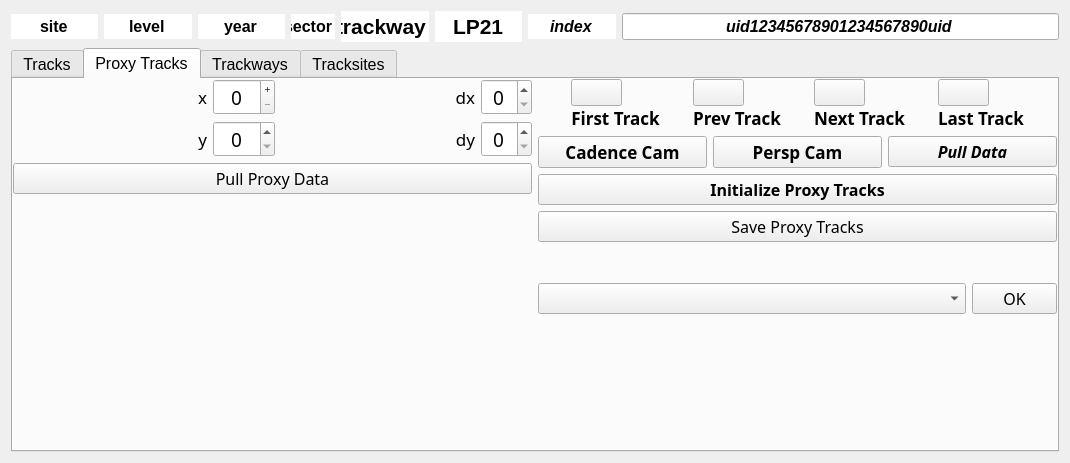
This is resources/widget/tools/TrackwayManagerWidget/TrackwayManagerWidget.ui in sernst/Cadence as Qt 5 draws it before an edit. The edited form follows.
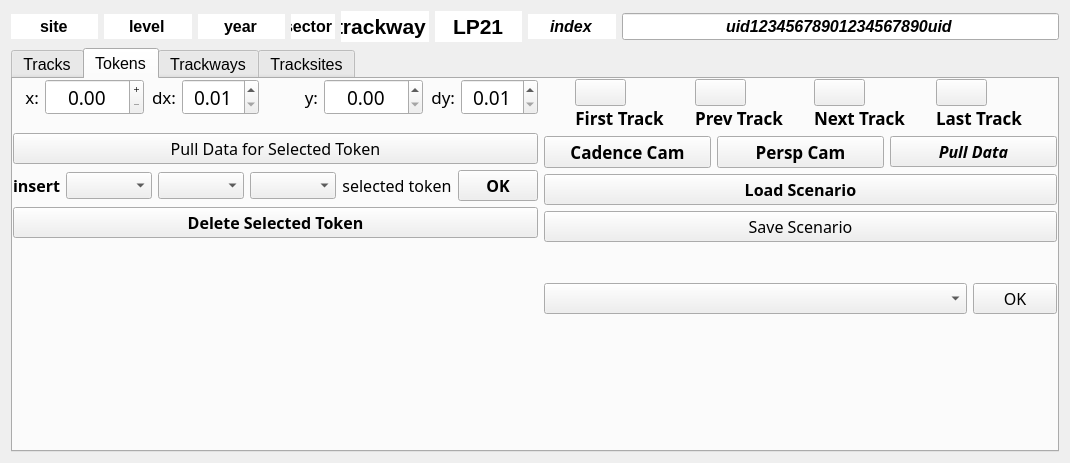
This is the edited form. Icons and pictures are not drawn.

Commit message: KAS:  refactored and stable scenario manager.  Reads, modifies, and rights .csv files for trackway simulation studies.

```diff
--- a/resources/widget/tools/TrackwayManagerWidget/TrackwayManagerWidget.ui
+++ b/resources/widget/tools/TrackwayManagerWidget/TrackwayManagerWidget.ui
@@ -2116,7 +2116,7 @@
        </sizepolicy>
       </property>
       <attribute name="title">
-       <string>Proxy Tracks</string>
+       <string>Tokens</string>
       </attribute>
       <layout class="QHBoxLayout" name="horizontalLayout_31">
        <property name="leftMargin">
@@ -2144,7 +2144,7 @@
            <pointsize>12</pointsize>
           </font>
          </property>
-         <layout class="QVBoxLayout" name="verticalLayout_15" stretch="2,2,2,0">
+         <layout class="QVBoxLayout" name="verticalLayout_15">
           <property name="leftMargin">
            <number>0</number>
           </property>
@@ -2160,7 +2160,7 @@
           <item>
            <widget class="QWidget" name="xWidget" native="true">
             <property name="sizePolicy">
-             <sizepolicy hsizetype="Expanding" vsizetype="Fixed">
+             <sizepolicy hsizetype="Preferred" vsizetype="Fixed">
               <horstretch>0</horstretch>
               <verstretch>0</verstretch>
              </sizepolicy>
@@ -2171,7 +2171,7 @@
               <pointsize>13</pointsize>
              </font>
             </property>
-            <layout class="QHBoxLayout" name="horizontalLayout_13" stretch="1,4,1,4">
+            <layout class="QHBoxLayout" name="horizontalLayout_30" stretch="1,4,1,4,2,4,1,4">
              <property name="spacing">
               <number>-1</number>
              </property>
@@ -2185,7 +2185,7 @@
               <number>0</number>
              </property>
              <property name="bottomMargin">
-              <number>0</number>
+              <number>12</number>
              </property>
              <item>
               <widget class="QLabel" name="lbl_17">
@@ -2207,7 +2207,7 @@
                 <enum>QFrame::NoFrame</enum>
                </property>
                <property name="text">
-                <string>x</string>
+                <string>x:</string>
                </property>
                <property name="alignment">
                 <set>Qt::AlignRight|Qt::AlignTrailing|Qt::AlignVCenter</set>
@@ -2241,10 +2241,10 @@
                 <bool>true</bool>
                </property>
                <property name="decimals">
-                <number>0</number>
+                <number>2</number>
                </property>
                <property name="maximum">
-                <double>100.000000000000000</double>
+                <double>1000.000000000000000</double>
                </property>
                <property name="singleStep">
                 <double>1.000000000000000</double>
@@ -2270,7 +2270,7 @@
                 <number>1</number>
                </property>
                <property name="text">
-                <string>dx</string>
+                <string>dx:</string>
                </property>
                <property name="alignment">
                 <set>Qt::AlignRight|Qt::AlignTrailing|Qt::AlignVCenter</set>
@@ -2298,7 +2298,10 @@
                 <set>Qt::AlignCenter</set>
                </property>
                <property name="decimals">
-                <number>0</number>
+                <number>2</number>
+               </property>
+               <property name="minimum">
+                <double>0.010000000000000</double>
                </property>
                <property name="maximum">
                 <double>10.000000000000000</double>
@@ -2308,39 +2311,6 @@
                </property>
               </widget>
              </item>
-            </layout>
-           </widget>
-          </item>
-          <item>
-           <widget class="QWidget" name="yWidget" native="true">
-            <property name="sizePolicy">
-             <sizepolicy hsizetype="Preferred" vsizetype="Fixed">
-              <horstretch>0</horstretch>
-              <verstretch>0</verstretch>
-             </sizepolicy>
-            </property>
-            <property name="font">
-             <font>
-              <family>Lucida Grande</family>
-              <pointsize>13</pointsize>
-             </font>
-            </property>
-            <layout class="QHBoxLayout" name="horizontalLayout_30" stretch="10,40,10,40">
-             <property name="spacing">
-              <number>-1</number>
-             </property>
-             <property name="leftMargin">
-              <number>0</number>
-             </property>
-             <property name="topMargin">
-              <number>0</number>
-             </property>
-             <property name="rightMargin">
-              <number>0</number>
-             </property>
-             <property name="bottomMargin">
-              <number>0</number>
-             </property>
              <item>
               <widget class="QLabel" name="lbl_18">
                <property name="sizePolicy">
@@ -2358,7 +2328,7 @@
                 </font>
                </property>
                <property name="text">
-                <string>y</string>
+                <string>y:</string>
                </property>
                <property name="alignment">
                 <set>Qt::AlignRight|Qt::AlignTrailing|Qt::AlignVCenter</set>
@@ -2392,10 +2362,13 @@
                 <bool>true</bool>
                </property>
                <property name="decimals">
-                <number>0</number>
+                <number>2</number>
                </property>
                <property name="maximum">
-                <double>150.000000000000000</double>
+                <double>1000.000000000000000</double>
+               </property>
+               <property name="singleStep">
+                <double>0.100000000000000</double>
                </property>
               </widget>
              </item>
@@ -2415,7 +2388,7 @@
                 </font>
                </property>
                <property name="text">
-                <string>dy</string>
+                <string>dy:</string>
                </property>
                <property name="alignment">
                 <set>Qt::AlignRight|Qt::AlignTrailing|Qt::AlignVCenter</set>
@@ -2443,7 +2416,10 @@
                 <set>Qt::AlignCenter</set>
                </property>
                <property name="decimals">
-                <number>0</number>
+                <number>2</number>
+               </property>
+               <property name="minimum">
+                <double>0.010000000000000</double>
                </property>
                <property name="maximum">
                 <double>10.000000000000000</double>
@@ -2464,7 +2440,97 @@
              </font>
             </property>
             <property name="text">
-             <string>Pull Proxy Data</string>
+             <string>Pull Data for Selected Token</string>
+            </property>
+           </widget>
+          </item>
+          <item>
+           <widget class="QWidget" name="widget_46" native="true">
+            <layout class="QHBoxLayout" name="horizontalLayout_13">
+             <property name="spacing">
+              <number>-1</number>
+             </property>
+             <property name="leftMargin">
+              <number>0</number>
+             </property>
+             <property name="topMargin">
+              <number>0</number>
+             </property>
+             <property name="rightMargin">
+              <number>0</number>
+             </property>
+             <property name="bottomMargin">
+              <number>0</number>
+             </property>
+             <item>
+              <widget class="QLabel" name="label">
+               <property name="font">
+                <font>
+                 <family>Abadi MT Condensed Light</family>
+                 <weight>75</weight>
+                 <bold>true</bold>
+                </font>
+               </property>
+               <property name="text">
+                <string>insert</string>
+               </property>
+               <property name="alignment">
+                <set>Qt::AlignCenter</set>
+               </property>
+              </widget>
+             </item>
+             <item>
+              <widget class="QComboBox" name="leftRightCmbx"/>
+             </item>
+             <item>
+              <widget class="QComboBox" name="manusPesCmbx"/>
+             </item>
+             <item>
+              <widget class="QComboBox" name="beforeAfterCmbx"/>
+             </item>
+             <item>
+              <widget class="QLabel" name="label_2">
+               <property name="font">
+                <font>
+                 <family>Abadi MT Condensed Light</family>
+                </font>
+               </property>
+               <property name="text">
+                <string>selected token</string>
+               </property>
+               <property name="alignment">
+                <set>Qt::AlignCenter</set>
+               </property>
+              </widget>
+             </item>
+             <item>
+              <widget class="QPushButton" name="insertTokenBtn">
+               <property name="font">
+                <font>
+                 <family>Abadi MT Condensed Extra Bold</family>
+                 <weight>75</weight>
+                 <bold>true</bold>
+                </font>
+               </property>
+               <property name="text">
+                <string>OK</string>
+               </property>
+              </widget>
+             </item>
+            </layout>
+           </widget>
+          </item>
+          <item>
+           <widget class="QPushButton" name="deleteTokenBtn">
+            <property name="font">
+             <font>
+              <family>Abadi MT Condensed Extra Bold</family>
+              <weight>75</weight>
+              <bold>true</bold>
+             </font>
+            </property>
+            <property name="text">
+             <string>Delete Selected Token</string>
             </property>
            </widget>
           </item>
@@ -3056,12 +3122,13 @@
             <property name="font">
              <font>
               <family>Abadi MT Condensed Extra Bold</family>
+              <pointsize>12</pointsize>
               <weight>75</weight>
               <bold>true</bold>
              </font>
             </property>
             <property name="text">
-             <string>Initialize Proxy Tracks</string>
+             <string>Load Scenario</string>
             </property>
            </widget>
           </item>
@@ -3083,7 +3150,7 @@
              </font>
             </property>
             <property name="text">
-             <string>Save Proxy Tracks</string>
+             <string>Save Scenario</string>
             </property>
            </widget>
           </item>
```
Left out of the diff: 20 changed lines with no effect on the pictures. The commit also changes 17 other files.
